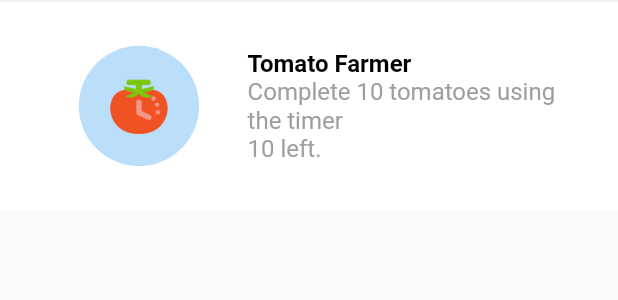
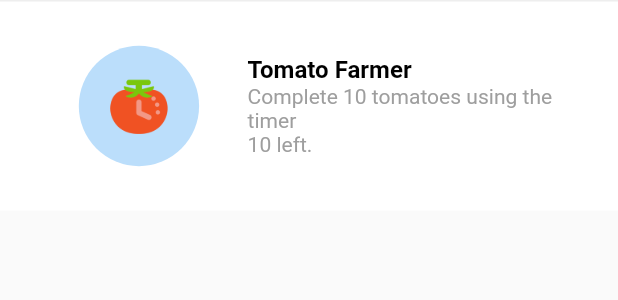
Before and after one commit to jamescasia/Productive-App, a Flutter app: the ProfileMissionRowUIElement widget shown alone on an empty page, opened directly with sample values from the repository, on a phone screen of 412 x 824 dp. Shown: the top 300 px of the screen. Run offline on Flutter 3.47's test engine with Material 2 defaults, Android fonts, the phone set to English and light mode, and no system bars; our stand-ins replace firebase_auth, firebase_database, flutter_tindercard, fluttertoast, font_awesome_flutter, google_sign_in and 2 more; missing offline and left inert: keyboard_visibility, slide_countdown_clock; accounts and stored records are empty.

Commit message:
pre-safe area

```diff
--- a/lib/DataModels/User.dart
+++ b/lib/DataModels/User.dart
@@ -2,12 +2,14 @@ import './UserInfo.dart';
 import 'package:ProductiveApp/DataModels/SoloTask.dart';
 import 'package:ProductiveApp/DataModels/CollabTask.dart';
 import 'package:ProductiveApp/DataModels/Stats.dart';
+import 'package:ProductiveApp/DataModels/Notification.dart';
 
 class User {
   UserInfo userInfo;
   List<UserInfo> friends = [];
   List<SoloTask> soloTasks = [];
   List<CollabTask> collabTasks = [];
+  List<Notification> notifications = [];
   Stats stats;
 
   User() {
@@ -16,5 +18,6 @@ class User {
     collabTasks = [];
     stats = Stats();
     userInfo = UserInfo("","","");
+    notifications = [];
   }
 }
--- a/lib/Screens/SoloTaskView.dart
+++ b/lib/Screens/SoloTaskView.dart
@@ -122,7 +122,7 @@ class _SoloTaskViewState extends State<SoloTaskView> {
                           style: TextStyle(
                             fontWeight: FontWeight.w800,
                             color: Colors.grey[700],
-                            fontSize: 18,
+                            fontSize: 18*Globals.dheight,
                           ),
                         ),
                         SizedBox(height: Globals.dheight * 5),
--- a/lib/Screens/elements/ProfileMission.dart
+++ b/lib/Screens/elements/ProfileMission.dart
@@ -79,14 +79,15 @@ class _ProfileMissionRowUIElementState
                               style: TextStyle(
                                   fontWeight: FontWeight.w700,
                                   color: Colors.black,
-                                  fontSize: 16)),
+                                  fontSize: 16 * Globals.dheight)),
                           Flexible(
                             child: Text(this.mission.desc,
                                 overflow: TextOverflow.clip,
                                 textAlign: TextAlign.left,
                                 maxLines: 2,
                                 style: TextStyle(
-                                    color: Colors.grey, fontSize: 16)),
+                                    color: Colors.grey,
+                                    fontSize: 14 * Globals.dheight)),
                           ),
                           Text(
                               (this.current < 10)
@@ -94,8 +95,9 @@ class _ProfileMissionRowUIElementState
                                   : "",
                               overflow: TextOverflow.clip,
                               textAlign: TextAlign.left,
-                              style:
-                                  TextStyle(color: Colors.grey, fontSize: 16)),
+                              style: TextStyle(
+                                  color: Colors.grey,
+                                  fontSize: 14 * Globals.dheight)),
                         ]),
                   ),
                 )
```
Also changed, not shown: lib/DataModels/AppDatabase.dart (+16 -0 lines), lib/ScopedModels/app_model.dart (+16 -4 lines), lib/Screens/NotificationView.dart (added, +94 -0 lines).
